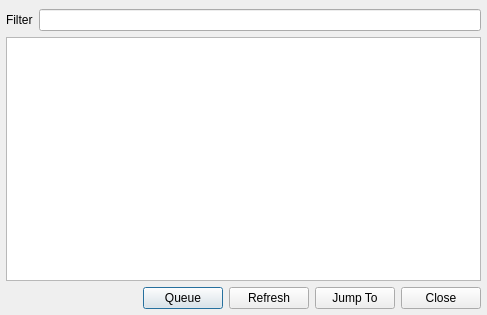
Above: src/ui/forms/jumptotrackdialog.ui from ksv1986/qmmp-staging before the change. Below: the same form after it.
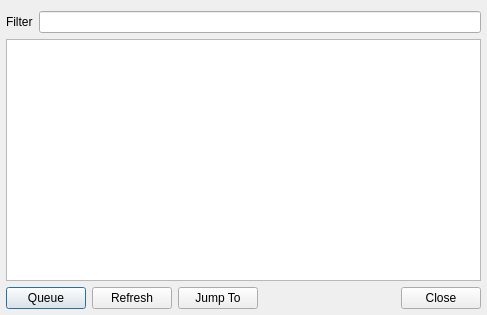
That is the form after the change.

Commit message: fixed 'jump to' dialog layout

Diff of the .ui file:
```diff
--- a/src/ui/forms/jumptotrackdialog.ui
+++ b/src/ui/forms/jumptotrackdialog.ui
@@ -13,16 +13,10 @@
   <property name="windowTitle">
    <string>Jump To Track</string>
   </property>
-  <layout class="QVBoxLayout">
-   <property name="spacing">
-    <number>6</number>
-   </property>
+  <layout class="QVBoxLayout" name="verticalLayout">
    <property name="leftMargin">
     <number>6</number>
    </property>
-   <property name="topMargin">
-    <number>9</number>
-   </property>
    <property name="rightMargin">
     <number>6</number>
    </property>
@@ -63,18 +57,54 @@
     </widget>
    </item>
    <item>
-    <layout class="QHBoxLayout">
-     <property name="spacing">
-      <number>6</number>
-     </property>
-     <property name="margin">
-      <number>0</number>
-     </property>
+    <layout class="QHBoxLayout" name="horizontalLayout">
+     <item>
+      <widget class="QPushButton" name="queuePushButton">
+       <property name="sizePolicy">
+        <sizepolicy hsizetype="Minimum" vsizetype="Preferred">
+         <horstretch>0</horstretch>
+         <verstretch>0</verstretch>
+        </sizepolicy>
+       </property>
+       <property name="text">
+        <string>Queue</string>
+       </property>
+      </widget>
+     </item>
+     <item>
+      <widget class="QPushButton" name="refreshPushButton">
+       <property name="sizePolicy">
+        <sizepolicy hsizetype="Minimum" vsizetype="Preferred">
+         <horstretch>0</horstretch>
+         <verstretch>0</verstretch>
+        </sizepolicy>
+       </property>
+       <property name="text">
+        <string>Refresh</string>
+       </property>
+      </widget>
+     </item>
+     <item>
+      <widget class="QPushButton" name="jumpToPushButton">
+       <property name="sizePolicy">
+        <sizepolicy hsizetype="Minimum" vsizetype="Preferred">
+         <horstretch>0</horstretch>
+         <verstretch>0</verstretch>
+        </sizepolicy>
+       </property>
+       <property name="text">
+        <string>Jump To</string>
+       </property>
+      </widget>
+     </item>
      <item>
       <spacer>
        <property name="orientation">
         <enum>Qt::Horizontal</enum>
        </property>
+       <property name="sizeType">
+        <enum>QSizePolicy::MinimumExpanding</enum>
+       </property>
        <property name="sizeHint" stdset="0">
         <size>
          <width>40</width>
@@ -84,30 +114,15 @@
       </spacer>
      </item>
      <item>
-      <widget class="QPushButton" name="queuePushButton">
-       <property name="text">
-        <string>Queue</string>
+      <widget class="QDialogButtonBox" name="buttonBox">
+       <property name="sizePolicy">
+        <sizepolicy hsizetype="Minimum" vsizetype="Fixed">
+         <horstretch>0</horstretch>
+         <verstretch>0</verstretch>
+        </sizepolicy>
        </property>
-      </widget>
-     </item>
-     <item>
-      <widget class="QPushButton" name="refreshPushButton">
-       <property name="text">
-        <string>Refresh</string>
-       </property>
-      </widget>
-     </item>
-     <item>
-      <widget class="QPushButton" name="jumpToPushButton">
-       <property name="text">
-        <string>Jump To</string>
-       </property>
-      </widget>
-     </item>
-     <item>
-      <widget class="QPushButton" name="closePushButton">
-       <property name="text">
-        <string>Close</string>
+       <property name="standardButtons">
+        <set>QDialogButtonBox::Close</set>
        </property>
       </widget>
      </item>
```
Left out of the diff: 19 changed lines with no effect on the pictures. The commit also changes 14 other files.
